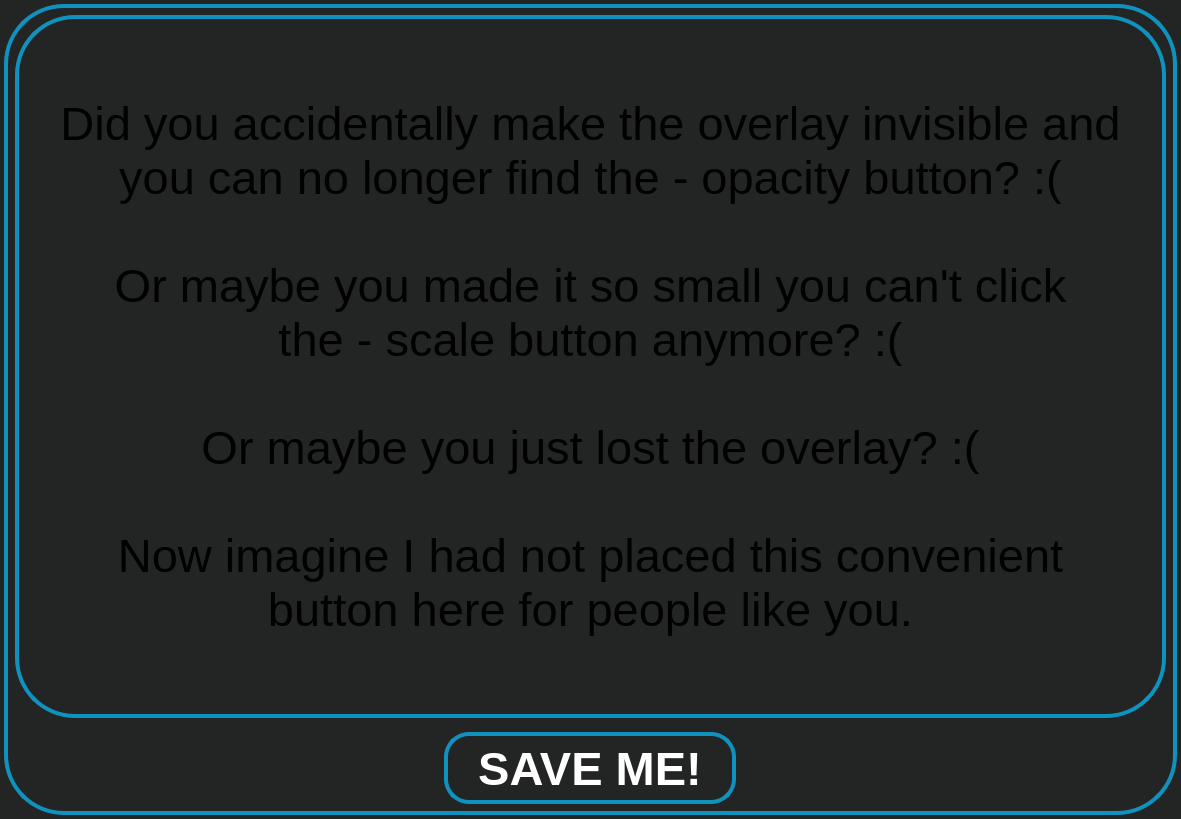
This is src/userinterface/panicdashboard.ui in Trixxle/SeamenPerformanceOverlay as Qt 5 draws it before an edit. The edited form follows.
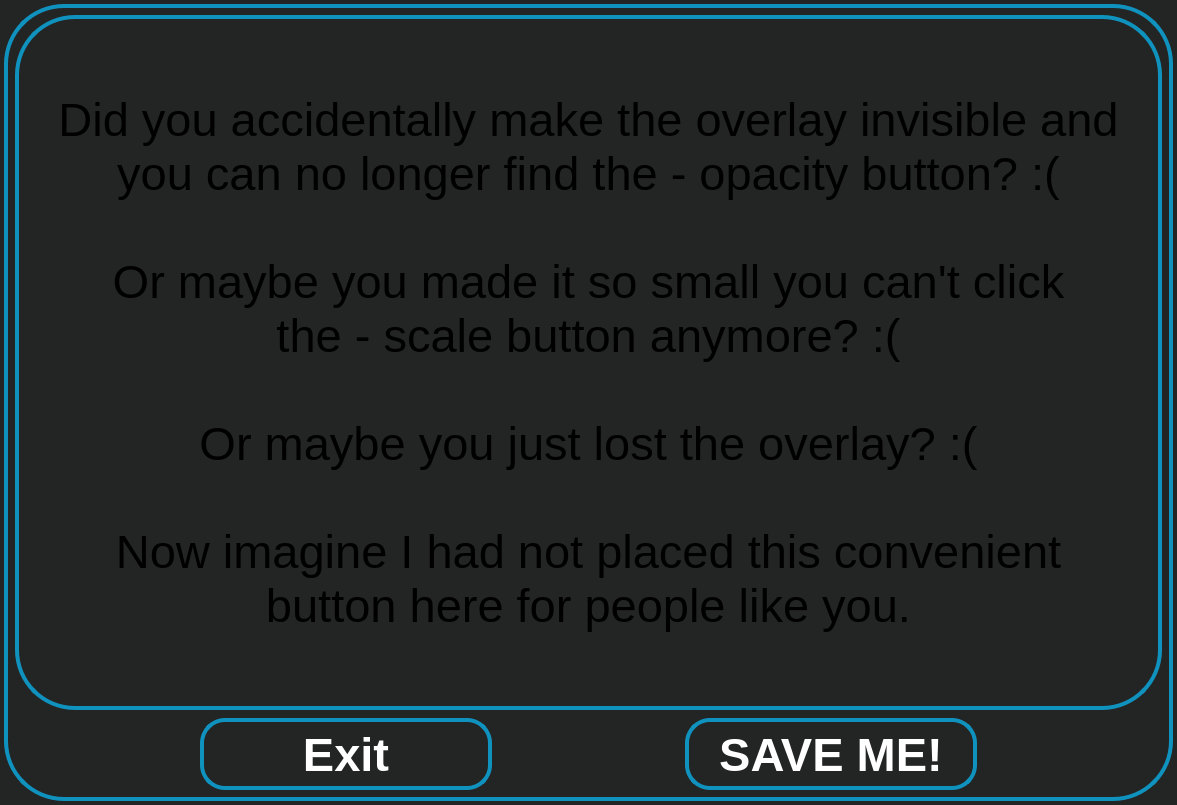
This is the edited form.

Commit message: Added exit button to the pain overlay and implemented it. I also made it so when the panic button is clicked, it will first try to attach to the left controller, but if it fails it will try the right controller, and if that also fails it defaults to the HMD

The edit to the form file:
```diff
--- a/src/userinterface/panicdashboard.ui
+++ b/src/userinterface/panicdashboard.ui
@@ -6,8 +6,8 @@
    <rect>
     <x>0</x>
     <y>0</y>
-    <width>1181</width>
-    <height>819</height>
+    <width>1177</width>
+    <height>805</height>
    </rect>
   </property>
   <property name="windowTitle">
@@ -23,8 +23,17 @@
                             margin: 4px; </string>
   </property>
   <layout class="QVBoxLayout" name="verticalLayout">
+   <property name="spacing">
+    <number>0</number>
+   </property>
+   <property name="sizeConstraint">
+    <enum>QLayout::SizeConstraint::SetDefaultConstraint</enum>
+   </property>
    <item>
     <layout class="QVBoxLayout" name="mainLayout">
+     <property name="spacing">
+      <number>0</number>
+     </property>
      <property name="sizeConstraint">
       <enum>QLayout::SizeConstraint::SetDefaultConstraint</enum>
      </property>
@@ -53,9 +62,61 @@
        <property name="alignment">
         <set>Qt::AlignmentFlag::AlignCenter</set>
        </property>
+       <property name="margin">
+        <number>23</number>
+       </property>
       </widget>
      </item>
-     <item alignment="Qt::AlignmentFlag::AlignHCenter">
+     <item>
+      <layout class="QHBoxLayout" name="horizontalLayout">
+       <item>
+        <widget class="QPushButton" name="panicQuitButton">
+         <property name="sizePolicy">
+          <sizepolicy hsizetype="Minimum" vsizetype="Fixed">
+           <horstretch>0</horstretch>
+           <verstretch>0</verstretch>
+          </sizepolicy>
+         </property>
+         <property name="minimumSize">
+          <size>
+           <width>300</width>
+           <height>80</height>
+          </size>
+         </property>
+         <property name="maximumSize">
+          <size>
+           <width>300</width>
+           <height>80</height>
+          </size>
+         </property>
+         <property name="font">
+          <font>
+           <pointsize>35</pointsize>
+           <bold>true</bold>
+          </font>
+         </property>
+         <property name="styleSheet">
+          <string notr="true">    QPushButton {
+        color: white;
+		border-radius: 25px;
+    }
+
+    QPushButton:hover {
+        background-color: #262626;
+    }
+
+    QPushButton:pressed {
+        background-color: #1EAEED;
+        border-color: #1EAEED;
+        color: black;
+    }</string>
+         </property>
+         <property name="text">
+          <string>Exit</string>
+         </property>
+        </widget>
+       </item>
+       <item>
       <widget class="QPushButton" name="panicButton">
        <property name="enabled">
         <bool>true</bool>
@@ -101,6 +162,8 @@
         <bool>false</bool>
        </property>
       </widget>
+       </item>
+      </layout>
      </item>
     </layout>
    </item>
```
Lines whose indentation alone changed are shown as unchanged. The commit also changes 2 other files.
